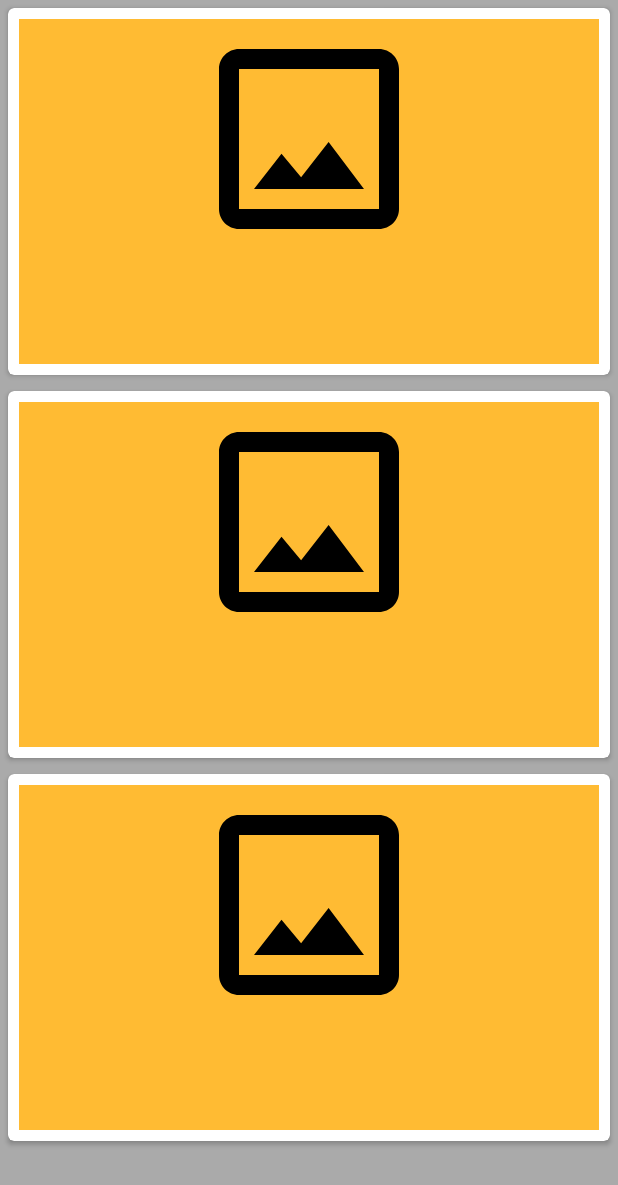
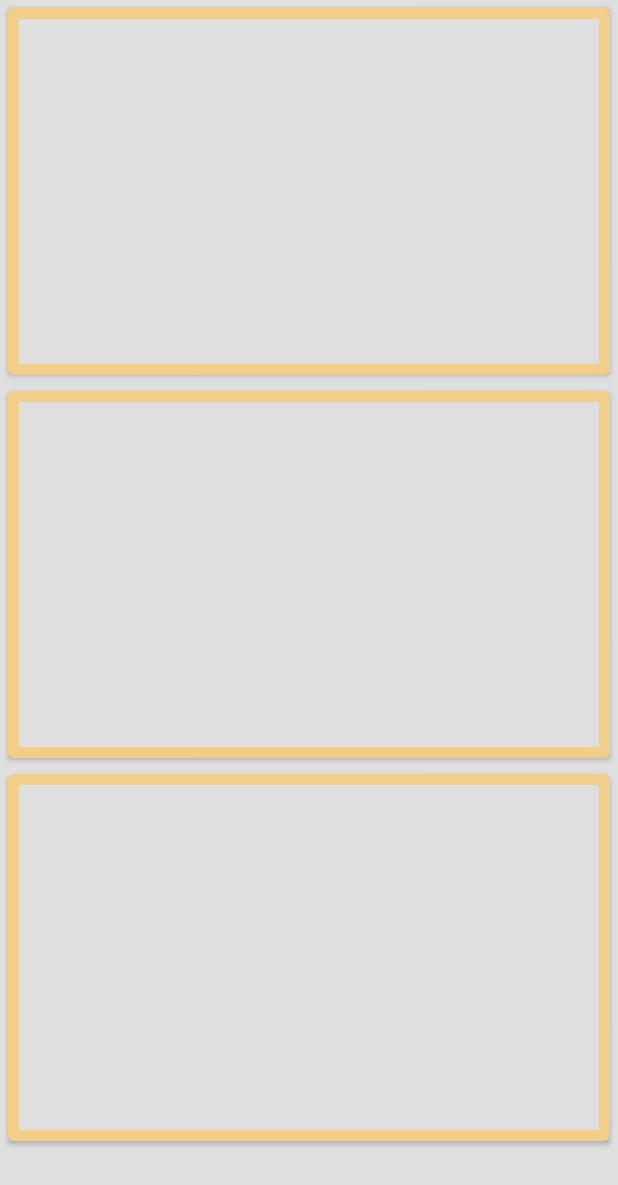
Before and after one commit to ryanhines98/RecipeApp, an Android app: the layout activity_main.xml on its own in the app's theme, with its tools: preview values and no code run, on a phone screen of 412 x 824 dp. Shown: the top 1185 px of the screen. Run offline under Robolectric (Android 15) with nearby library versions, the phone set to English and light mode, and no system bars.

Commit message:
UI changes

```diff
--- a/app/src/main/java/com/example/recipeapp/DisplayRecipe.java
+++ b/app/src/main/java/com/example/recipeapp/DisplayRecipe.java
@@ -49,6 +49,8 @@ public class DisplayRecipe extends AppCompatActivity {
         ImageView mImageView = findViewById(R.id.display_recipe_image);
         Picasso.get()
                 .load(url)
+                .fit()
+                .centerInside()
                 .into(mImageView);
 
         //Load Ingredient Names into ListView
--- a/app/src/main/res/layout/activity_main.xml
+++ b/app/src/main/res/layout/activity_main.xml
@@ -4,19 +4,21 @@
     xmlns:tools="http://schemas.android.com/tools"
     android:layout_width="match_parent"
     android:layout_height="match_parent"
+    style="@style/AppTheme"
     tools:context=".MainActivity">
 
     <androidx.recyclerview.widget.RecyclerView
         android:id="@+id/recyclerview"
         android:layout_width="0dp"
         android:layout_height="0dp"
-        android:background="@android:color/darker_gray"
         app:layout_constraintBottom_toBottomOf="parent"
         app:layout_constraintHorizontal_bias="0.0"
         app:layout_constraintLeft_toLeftOf="parent"
         app:layout_constraintRight_toRightOf="parent"
         app:layout_constraintTop_toTopOf="parent"
         app:layout_constraintVertical_bias="0.0"
-        tools:listitem="@layout/recyclerview_item" />
+        tools:listitem="@layout/recyclerview_item"
+        style="@style/AppTheme"/>
+        <!--android:background="@android:color/darker_gray"-->
 
 </androidx.constraintlayout.widget.ConstraintLayout>
--- a/app/src/main/res/layout/list_item.xml
+++ b/app/src/main/res/layout/list_item.xml
@@ -1,7 +1,8 @@
 <?xml version="1.0" encoding="utf-8"?>
 <LinearLayout xmlns:android="http://schemas.android.com/apk/res/android"
     android:orientation="vertical" android:layout_width="match_parent"
-    android:layout_height="match_parent">
+    android:layout_height="match_parent"
+    style="@style/AppTheme">
 
     <TextView
         android:id="@+id/listItemView"
--- a/app/src/main/res/layout/recyclerview_item.xml
+++ b/app/src/main/res/layout/recyclerview_item.xml
@@ -7,7 +7,9 @@
     android:layout_width="match_parent"
     android:layout_height="wrap_content"
     card_view:cardCornerRadius="4dp"
-    android:layout_margin="5dp">
+    android:layout_margin="5dp"
+    style="@style/AppTheme"
+    card_view:cardBackgroundColor="@color/colorPrimary">
 <LinearLayout
     android:orientation="vertical"
     android:layout_width="match_parent"
@@ -17,14 +19,13 @@
         <ImageView
             android:id="@+id/recycler_image_view"
             android:layout_width="match_parent"
-            android:layout_height="160dp"
-            android:src="@drawable/ic_crop_original_black_24dp"/>
+            android:layout_height="160dp" />
             <TextView
                 android:id="@+id/textView1"
                 android:layout_width="match_parent"
                 android:layout_height="wrap_content"
                 android:padding="5dp"
-                android:textSize="20sp"/>
+                style="@style/heading_text"/>
             <TextView
                 android:id="@+id/textView2"
                 android:layout_width="match_parent"
--- a/app/src/main/res/values/colors.xml
+++ b/app/src/main/res/values/colors.xml
@@ -1,6 +1,8 @@
 <?xml version="1.0" encoding="utf-8"?>
 <resources>
-    <color name="colorPrimary">#008577</color>
-    <color name="colorPrimaryDark">#00574B</color>
-    <color name="colorAccent">#D81B60</color>
+    <color name="colorPrimary">#F2CE89</color>
+    <color name="colorPrimaryDark">#E39F15</color>
+    <color name="colorAccent">#5F5980</color>
+    <color name="textColor">#343434</color>
+    <color name="backgroundColor">#DFDFDF</color>
 </resources>
--- a/app/src/main/res/values/styles.xml
+++ b/app/src/main/res/values/styles.xml
@@ -6,19 +6,25 @@
         <item name="colorPrimary">@color/colorPrimary</item>
         <item name="colorPrimaryDark">@color/colorPrimaryDark</item>
         <item name="colorAccent">@color/colorAccent</item>
+        <item name="android:textColor">@color/textColor</item>
+        <item name="android:background">@color/backgroundColor</item>
     </style>
 
     <style name="recipe_entry">
         <item name="android:layout_width">match_parent</item>
-        <item name="android:background">@android:color/holo_orange_light</item>
-        <item name="android:textAppearance">@android:style/TextAppearance.Large</item>
+       <!-- <item name="android:background">@android:color/holo_orange_light</item>
+        <item name="android:textAppearance">@android:style/TextAppearance.Large</item>-->
     </style>
 
     <style name="list_entry">
         <item name="android:layout_width">match_parent</item>
         <item name="android:layout_marginLeft">8dp</item>
-        <item name="android:background">@android:color/holo_green_light</item>
-        <item name="android:textAppearance">@android:style/TextAppearance.Large</item>
+        <!--<item name="android:background">@android:color/holo_green_light</item>
+        <item name="android:textAppearance">@android:style/TextAppearance.Large</item>-->
+    </style>
+
+    <style name="heading_text">
+        <item name="android:textSize">20sp</item>
     </style>
 
 </resources>
```
Also changed, not shown: app/src/main/res/layout/activity_display_recipe.xml (+14 -8 lines).
